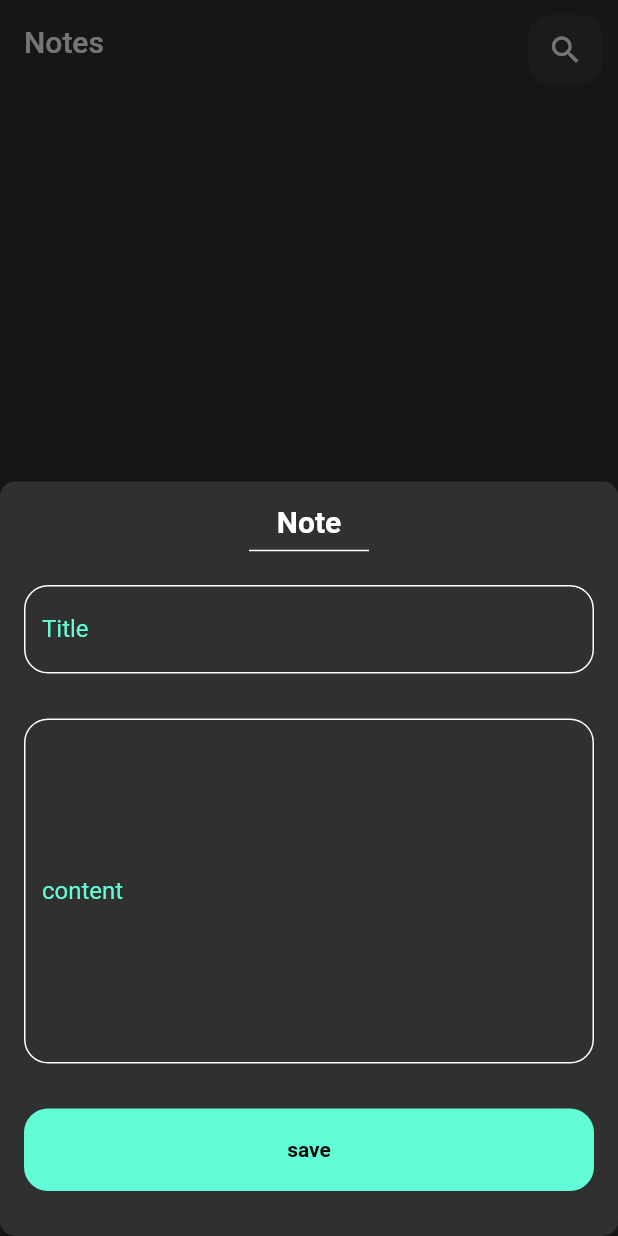
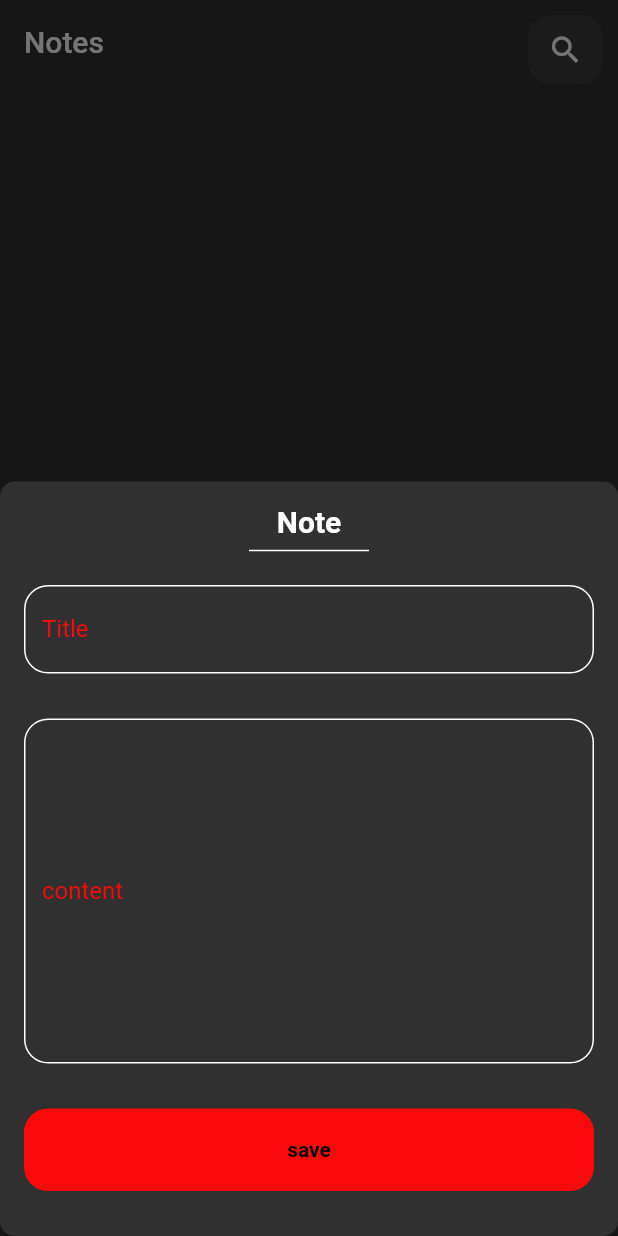
Before and after one commit to engbasel/NotesApp, a Flutter app: the screen it shows after launch, after a tap on the "add" icon, on a phone screen of 412 x 824 dp. Run offline on Flutter 3.47's test engine with Material 2 defaults, Android fonts, the light colour scheme and no system bars; our stand-ins replace bloc, flutter_bloc, hive, hive_flutter; accounts and stored records are empty.

Commit message:
display data

```diff
--- a/lib/Comsts.dart
+++ b/lib/Comsts.dart
@@ -1,4 +1,6 @@
 import 'package:flutter/material.dart';
 
-const Kprimarycolor = Color(0xff62FCD7);
+const KprimarycolorFlotingAction = Color(0xff62FCD7);
+const KitemsColor = Color.fromARGB(255, 249, 9, 9);
+
 const kNotesBox = 'notes box';
--- a/lib/Cubits/notesCubit/notescubite_cubit.dart
+++ b/lib/Cubits/notesCubit/notescubite_cubit.dart
@@ -5,11 +5,11 @@ import 'package:notesappv2/models/note_model.dart';
 
 part 'notes_cubite_state.dart';
 
-class NotesCubite extends Cubit<NotesState> {
-  NotesCubite() : super(NotesCubiteInitial());
+class Notescubite extends Cubit<NotesState> {
+  Notescubite() : super(NotesCubiteInitial());
 
   List<NoteModel>? notes;
-  Fetchallnotes() async {
+  fetchAllNotes() async {
     var notesBox = Hive.box<NoteModel>(kNotesBox);
     notes = notesBox.values.toList();
   }
--- a/lib/viwes/Notes_viwe.dart
+++ b/lib/viwes/Notes_viwe.dart
@@ -11,7 +11,7 @@ class Notes_viwe extends StatelessWidget {
   @override
   Widget build(BuildContext context) {
     return BlocProvider(
-      create: (context) => NotesCubite(),
+      create: (context) => Notescubite(),
       child: Scaffold(
         floatingActionButton: FloatingActionButton(
           shape: RoundedRectangleBorder(
--- a/lib/widgets/Add_note_form.dart
+++ b/lib/widgets/Add_note_form.dart
@@ -70,7 +70,7 @@ class _AddNoteFormState extends State<AddNoteForm> {
                       title: Title!,
                       subTitle: subTitle!,
                       date: DateTime.now().toString(),
-                      color: Kprimarycolor.value,
+                      color: KitemsColor.value,
                     );
                     BlocProvider.of<AddNotesCubit>(context).addNote(note);
 
--- a/lib/widgets/CoustomBottom.dart
+++ b/lib/widgets/CoustomBottom.dart
@@ -22,7 +22,7 @@ class CoustomButton extends StatelessWidget {
         height: 55,
         decoration: BoxDecoration(
           borderRadius: BorderRadius.circular(16),
-          color: Kprimarycolor,
+          color: KitemsColor,
         ),
         child: Center(
           child: isloading
--- a/lib/widgets/CoustomTextFiled.dart
+++ b/lib/widgets/CoustomTextFiled.dart
@@ -24,19 +24,19 @@ class CustomTextField extends StatelessWidget {
         return null;
       },
       maxLines: maxLines,
-      cursorColor: Kprimarycolor,
+      cursorColor: KitemsColor,
       decoration: InputDecoration(
         label: Text(label),
         labelStyle: const TextStyle(
-          color: Kprimarycolor,
+          color: KitemsColor,
         ),
         hintText: hintText,
         hintStyle: const TextStyle(
-          color: Kprimarycolor,
+          color: KitemsColor,
         ),
         border: buildCustomborders(),
         enabledBorder: buildCustomborders(),
-        focusedBorder: buildCustomborders(Kprimarycolor),
+        focusedBorder: buildCustomborders(KitemsColor),
       ),
     );
   }
--- a/lib/widgets/NotesViweList.dart
+++ b/lib/widgets/NotesViweList.dart
@@ -2,20 +2,22 @@ import 'package:flutter/material.dart';
 import 'package:flutter_bloc/flutter_bloc.dart';
 import 'package:notesappv2/Cubits/notesCubit/notescubite_cubit.dart';
 import 'package:notesappv2/models/note_model.dart';
-import 'package:notesappv2/widgets/Coustom_note_item.dart';
+import 'package:notesappv2/widgets/noteitem.dart';
 
 class NotesViweList extends StatelessWidget {
   const NotesViweList({super.key});
 
   @override
   Widget build(BuildContext context) {
-    List<NoteModel> notes = BlocProvider.of<NotesCubite>(context).notes ?? [];
-    return BlocBuilder<NotesCubite, NotesState>(
+    List<NoteModel> notes = BlocProvider.of<Notescubite>(context).notes ?? [];
+    return BlocBuilder<Notescubite, NotesState>(
       builder: (context, state) {
         return ListView.builder(
             itemCount: notes.length,
             itemBuilder: (context, index) {
-              return const NoteItem();
+              return NoteItem(
+                note: notes[index],
+              );
             });
       },
     );
--- a/lib/widgets/notesViweBody.dart
+++ b/lib/widgets/notesViweBody.dart
@@ -1,10 +1,23 @@
 import 'package:flutter/material.dart';
+import 'package:flutter_bloc/flutter_bloc.dart';
+import 'package:notesappv2/Cubits/notesCubit/notescubite_cubit.dart';
 import 'package:notesappv2/widgets/NotesViweList.dart';
 
-class notesviewbody extends StatelessWidget {
+class notesviewbody extends StatefulWidget {
   const notesviewbody({
     super.key,
   });
+
+  @override
+  State<notesviewbody> createState() => _notesviewbodyState();
+}
+
+class _notesviewbodyState extends State<notesviewbody> {
+  @override
+  void initState() {
+    BlocProvider.of<Notescubite>(context).fetchAllNotes();
+    super.initState();
+  }
 
   @override
   Widget build(BuildContext context) {
```
Also changed, not shown: lib/widgets/noteitem.dart (renamed from lib/widgets/Coustom_note_item.dart, +18 -11 lines).
